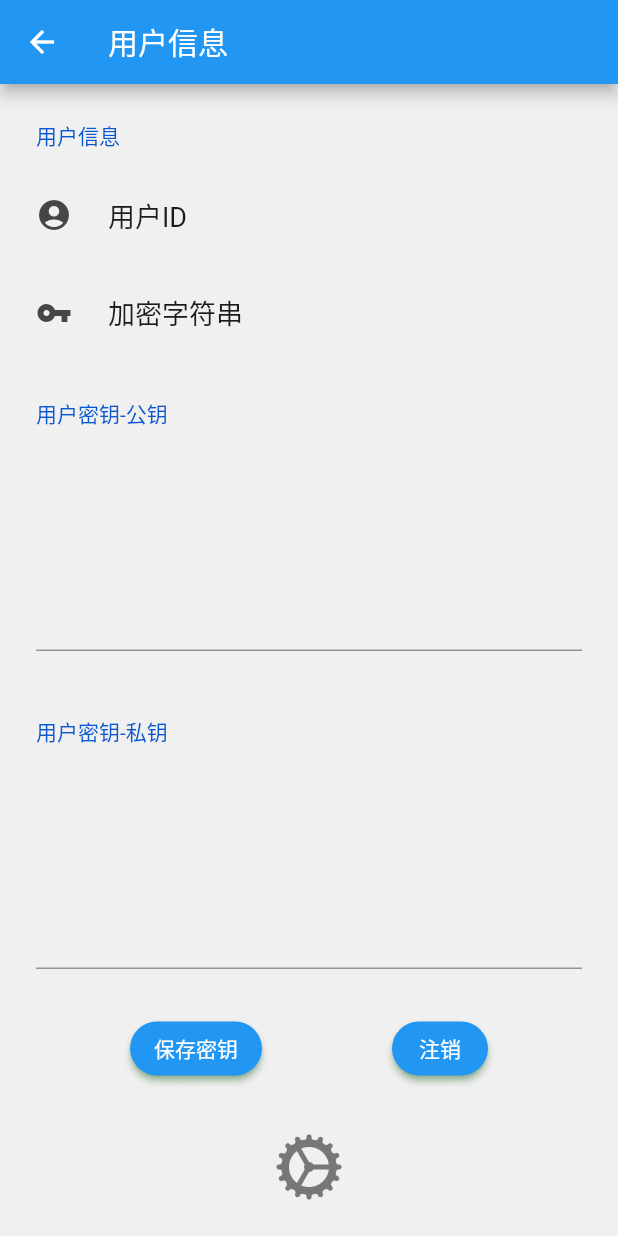
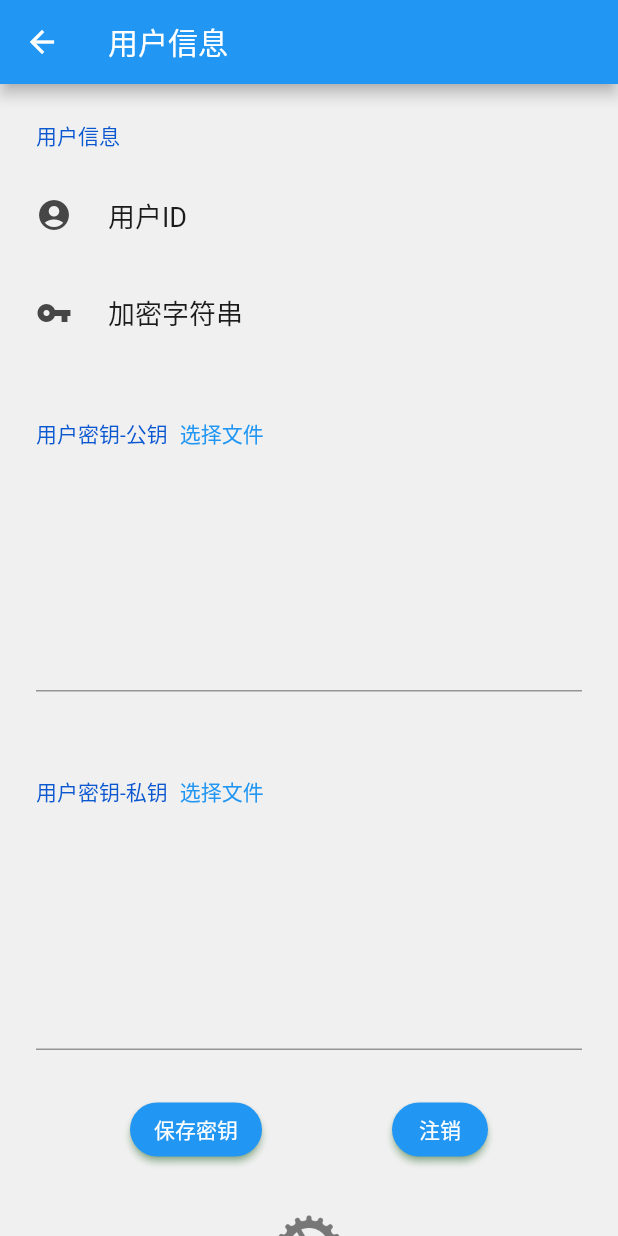
Before and after one commit to nufangqiangwei/syncWebDav, a Flutter app: the UserSettingPage screen opened by its route, on a phone screen of 412 x 824 dp. Run offline on Flutter 3.47's test engine with Material 2 defaults, Android fonts, the phone set to English and light mode, and no system bars; drawn by our look-alikes of settings_ui; our stand-ins replace dio, group_button, logger; missing offline and left inert: dart:html, encrypt, filesystem_picker, pointycastle, sqfentity, sqfentity_gen; accounts and stored records are empty; network calls fail; statements that could not run were skipped.

```diff
--- a/lib/common/Global.dart
+++ b/lib/common/Global.dart
@@ -42,8 +42,9 @@ class GlobalParams extends ChangeNotifier {
   }
 
   refreshWebSiteList() async {
-    _webSiteList = initWebSiteData;
-        // await WebSite().select().orderBy('id').toList();
+    _webSiteList =
+         await WebSite().select().orderBy('id').toList();
+    print("站点数${_webSiteList.length}");
   }
 
   getUserInfo() async {
@@ -67,6 +68,7 @@ class GlobalParams extends ChangeNotifier {
   }
 
   Future<bool> initAppConfig() async {
+    1/0;
     getUserInfo();
     getSyncWebInfo();
     await refreshWebSiteList();
--- a/lib/pages/setting.dart
+++ b/lib/pages/setting.dart
@@ -252,6 +252,20 @@ class _UserSettingPageState extends State<UserSettingPage> {
     promptDialog(context, "登录成功");
   }
 
+  selectFile()async{
+    final Directory rootPath = await getTemporaryDirectory();
+    print(rootPath);
+    String? path = await FilesystemPicker.open(
+      title: 'Open file',
+      context: context,
+      rootDirectory: rootPath,
+      fsType: FilesystemType.file,
+      allowedExtensions: ['.txt'],
+      fileTileSelectMode: FileTileSelectMode.wholeTile,
+    );
+    print(path);
+  }
+
   String showUserId() {
     int userId = Provider.of<GlobalParams>(context).userId;
     if (userId == -1) {
@@ -285,7 +299,12 @@ class _UserSettingPageState extends State<UserSettingPage> {
             ],
           ),
           SettingsSection(
-            title: const Text('用户密钥-公钥'),
+            title: Row(
+              children: [
+                const Text('用户密钥-公钥'),
+                TextButton(onPressed: (){ selectFile(); }, child: const Text("选择文件"))
+              ],
+            ) ,
             tiles: [
               SettingsTile(
                 title: TextField(
@@ -298,14 +317,22 @@ class _UserSettingPageState extends State<UserSettingPage> {
             ],
           ),
           SettingsSection(
-            title: const Text('用户密钥-私钥'),
+            title: Row(
+              children: [
+                const Text('用户密钥-私钥'),
+                TextButton(onPressed: (){
+                  selectFile();
+                }, child: const Text("选择文件"))
+              ],
+            ) ,
             tiles: [
               SettingsTile(
                 title: TextField(
                     controller: priController,
                     minLines: 5,
                     maxLines: 15,
-                    readOnly: globalParams.userId != -1),
+                    readOnly: globalParams.userId != -1,
+                ),
               )
             ],
           ),
@@ -373,8 +400,7 @@ class _DatabaseSettingPageState extends State<DatabaseSettingPage> {
     //     result.add(a);
     //   }
     // }
-
-    await WebSite.saveAll(webSiteList);
+    print(await WebSite().upsertAll(webSiteList));
     globalParams.refreshWebSiteList();
     showDialog(
         context: context,
--- a/lib/utils/initData.dart
+++ b/lib/utils/initData.dart
@@ -5,285 +5,245 @@ initDatabaseData() async {
 }
 
 List<WebSite> initWebSiteData = [
-  WebSite(
-      id: 1,
+  WebSite(id: 1,
       name: 'google',
-      icon: 'google',
-      url: 'google',
-      webKey: './ico/google.ico'),
-  WebSite(
-      id: 2,
+      icon: './ico/google.ico',
+      url: './ico/google.ico',
+      webKey: 'google'),
+  WebSite(id: 2,
       name: '腾讯',
-      icon: 'tx',
-      url: 'tx',
-      webKey: 'http://mat1.gtimg.com/www/icon/favicon2.ico'),
-  WebSite(
-      id: 3,
+      icon: 'http://mat1.gtimg.com/www/icon/favicon2.ico',
+      url: 'http://mat1.gtimg.com/www/icon/favicon2.ico',
+      webKey: 'tx'),
+  WebSite(id: 3,
       name: 'steam',
-      icon: 'steam',
-      url: 'steam',
-      webKey: 'https://store.steampowered.com/favicon.ico'),
-  WebSite(
-      id: 4,
+      icon: 'https://store.steampowered.com/favicon.ico',
+      url: 'https://store.steampowered.com/favicon.ico',
+      webKey: 'steam'),
+  WebSite(id: 4,
       name: 'github',
-      icon: 'github',
-      url: 'github',
-      webKey: './ico/github.ico'),
-  WebSite(
-      id: 5,
+      icon: './ico/github.ico',
+      url: './ico/github.ico',
+      webKey: 'github'),
+  WebSite(id: 5,
       name: 'bilibili',
-      icon: 'bilibili',
-      url: 'bilibili',
-      webKey: 'https://www.bilibili.com/favicon.ico'),
-  WebSite(
-      id: 6,
+      icon: 'https://www.bilibili.com/favicon.ico',
+      url: 'https://www.bilibili.com/favicon.ico',
+      webKey: 'bilibili'),
+  WebSite(id: 6,
       name: '豆瓣',
-      icon: 'douban',
-      url: 'douban',
-      webKey: 'https://book.douban.com/favicon.ico'),
-  WebSite(
-      id: 7,
+      icon: 'https://book.douban.com/favicon.ico',
+      url: 'https://book.douban.com/favicon.ico',
+      webKey: 'douban'),
+  WebSite(id: 7,
       name: '煎蛋',
-      icon: 'jiandan',
-      url: 'jiandan',
-      webKey: '//cdn.jandan.net/static/img/favicon.ico'),
-  WebSite(
-      id: 8,
+      icon: '//cdn.jandan.net/static/img/favicon.ico',
+      url: '//cdn.jandan.net/static/img/favicon.ico',
+      webKey: 'jiandan'),
+  WebSite(id: 8,
       name: '12306',
-      icon: '12306',
-      url: '12306',
-      webKey: 'https://kyfw.12306.cn/otn/images/favicon.ico'),
-  WebSite(
-      id: 9,
+      icon: 'https://kyfw.12306.cn/otn/images/favicon.ico',
+      url: 'https://kyfw.12306.cn/otn/images/favicon.ico',
+      webKey: '12306'),
+  WebSite(id: 9,
       name: '三大妈',
-      icon: '3dm',
-      url: '3dm',
-      webKey: 'https://www.3dmgame.com/favicon.ico'),
-  WebSite(
-      id: 10,
+      icon: 'https://www.3dmgame.com/favicon.ico',
+      url: 'https://www.3dmgame.com/favicon.ico',
+      webKey: '3dm'),
+  WebSite(id: 10,
       name: '百度网盘',
-      icon: 'baiduPan',
-      url: 'baiduPan',
-      webKey: 'https://pan.baidu.com/sns/ppres/static/images/favicon.ico'),
-  WebSite(
-      id: 11,
+      icon: 'https://pan.baidu.com/sns/ppres/static/images/favicon.ico',
+      url: 'https://pan.baidu.com/sns/ppres/static/images/favicon.ico',
+      webKey: 'baiduPan'),
+  WebSite(id: 11,
       name: '百度贴吧',
-      icon: 'baidutieba',
-      url: 'baidutieba',
-      webKey: 'http://tb1.bdstatic.com/tb/favicon.ico'),
-  WebSite(
-      id: 12,
+      icon: 'http://tb1.bdstatic.com/tb/favicon.ico',
+      url: 'http://tb1.bdstatic.com/tb/favicon.ico',
+      webKey: 'baidutieba'),
+  WebSite(id: 12,
       name: '学信网',
-      icon: 'chsi',
-      url: 'chsi',
-      webKey: 'https://account.chsi.com.cn/favicon.ico'),
-  WebSite(
-      id: 13,
+      icon: 'https://account.chsi.com.cn/favicon.ico',
+      url: 'https://account.chsi.com.cn/favicon.ico',
+      webKey: 'chsi'),
+  WebSite(id: 13,
       name: '当当网',
-      icon: 'dangdang',
-      url: 'dangdang',
-      webKey: 'http://shopping.dangdang.com/favicon.ico'),
-  WebSite(
-      id: 14,
+      icon: 'http://shopping.dangdang.com/favicon.ico',
+      url: 'http://shopping.dangdang.com/favicon.ico',
+      webKey: 'dangdang'),
+  WebSite(id: 14,
       name: '斗鱼',
-      icon: 'douyu',
-      url: 'douyu',
-      webKey: 'https://www.douyu.com/favicon.ico'),
-  WebSite(
-      id: 15,
+      icon: 'https://www.douyu.com/favicon.ico',
+      url: 'https://www.douyu.com/favicon.ico',
+      webKey: 'douyu'),
+  WebSite(id: 15,
       name: 'facebook',
-      icon: 'facebook',
-      url: 'facebook',
-      webKey: './ico/facebook.ico'),
-  WebSite(
-      id: 16,
+      icon: './ico/facebook.ico',
+      url: './ico/facebook.ico',
+      webKey: 'facebook'),
+  WebSite(id: 16,
       name: '码云',
-      icon: 'gitee',
-      url: 'gitee',
-      webKey: 'https://gitee.com/favicon.ico'),
-  WebSite(
-      id: 17,
+      icon: 'https://gitee.com/favicon.ico',
+      url: 'https://gitee.com/favicon.ico',
+      webKey: 'gitee'),
+  WebSite(id: 17,
       name: 'instagram',
-      icon: 'instagram',
-      url: 'instagram',
-      webKey: './ico/instagram.ico'),
-  WebSite(
-      id: 18,
+      icon: './ico/instagram.ico',
+      url: './ico/instagram.ico',
+      webKey: 'instagram'),
+  WebSite(id: 18,
       name: '京东',
-      icon: 'jd',
-      url: 'jd',
-      webKey: 'https://www.jd.com/favicon.ico'),
-  WebSite(
-      id: 19,
+      icon: 'https://www.jd.com/favicon.ico',
+      url: 'https://www.jd.com/favicon.ico',
+      webKey: 'jd'),
+  WebSite(id: 19,
       name: '力扣',
-      icon: 'leetcode',
-      url: 'leetcode',
-      webKey: 'https://leetcode-cn.com/favicon.ico'),
-  WebSite(
-      id: 20,
+      icon: 'https://leetcode-cn.com/favicon.ico',
+      url: 'https://leetcode-cn.com/favicon.ico',
+      webKey: 'leetcode'),
+  WebSite(id: 20,
       name: '米哈游',
-      icon: 'mihoyo',
-      url: 'mihoyo',
-      webKey:
-          'https://uploadstatic.mihoyo.com/bh3/upload/officialsites/202004/favicon_1588243960_6169.ico'),
-  WebSite(
-      id: 21,
+      icon: 'https://uploadstatic.mihoyo.com/bh3/upload/officialsites/202004/favicon_1588243960_6169.ico',
+      url: 'https://uploadstatic.mihoyo.com/bh3/upload/officialsites/202004/favicon_1588243960_6169.ico',
+      webKey: 'mihoyo'),
+  WebSite(id: 21,
       name: '原神',
-      icon: 'ys',
-      url: 'ys',
-      webKey: 'https://ys.mihoyo.com/main/favicon.ico'),
-  WebSite(
-      id: 22,
+      icon: 'https://ys.mihoyo.com/main/favicon.ico',
+      url: 'https://ys.mihoyo.com/main/favicon.ico',
+      webKey: 'ys'),
+  WebSite(id: 22,
       name: 'nc台服',
-      icon: 'nctw',
-      url: 'nctw',
-      webKey: 'https://tw.ncsoft.com/static/common/plaync.ico'),
-  WebSite(
-      id: 23,
+      icon: 'https://tw.ncsoft.com/static/common/plaync.ico',
+      url: 'https://tw.ncsoft.com/static/common/plaync.ico',
+      webKey: 'nctw'),
+  WebSite(id: 23,
       name: '牛客网',
-      icon: 'nowcoder',
-      url: 'nowcoder',
-      webKey: 'https://www.nowcoder.com/favicon.ico'),
-  WebSite(
-      id: 24,
+      icon: 'https://www.nowcoder.com/favicon.ico',
+      url: 'https://www.nowcoder.com/favicon.ico',
+      webKey: 'nowcoder'),
+  WebSite(id: 24,
       name: 'pinterest',
-      icon: 'pinterest',
-      url: 'pinterest',
-      webKey: './ico/pinterest.ico'),
-  WebSite(
-      id: 25,
+      icon: './ico/pinterest.ico',
+      url: './ico/pinterest.ico',
+      webKey: 'pinterest'),
+  WebSite(id: 25,
       name: 'p站',
-      icon: 'pixiv',
-      url: 'pixiv',
-      webKey: './ico/pixiv.ico'),
-  WebSite(
-      id: 26,
+      icon: './ico/pixiv.ico',
+      url: './ico/pixiv.ico',
+      webKey: 'pixiv'),
+  WebSite(id: 26,
       name: '汤不热',
-      icon: 'tumblr',
-      url: 'tumblr',
-      webKey: './ico/tumblr.ico'),
-  WebSite(
-      id: 27,
+      icon: './ico/tumblr.ico',
+      url: './ico/tumblr.ico',
+      webKey: 'tumblr'),
+  WebSite(id: 27,
       name: '推特',
-      icon: 'twitter',
-      url: 'twitter',
-      webKey: './ico/twitter.ico'),
-  WebSite(
-      id: 28,
+      icon: './ico/twitter.ico',
+      url: './ico/twitter.ico',
+      webKey: 'twitter'),
+  WebSite(id: 28,
       name: '微博',
-      icon: 'weibo',
-      url: 'weibo',
-      webKey: 'https://weibo.com/favicon.ico'),
-  WebSite(
-      id: 29,
+      icon: 'https://weibo.com/favicon.ico',
+      url: 'https://weibo.com/favicon.ico',
+      webKey: 'weibo'),
+  WebSite(id: 29,
       name: 'v2论坛',
-      icon: 'v2ex',
-      url: 'v2ex',
-      webKey: './ico/v2ex.ico'),
-  WebSite(
-      id: 30,
+      icon: './ico/v2ex.ico',
+      url: './ico/v2ex.ico',
+      webKey: 'v2ex'),
+  WebSite(id: 30,
       name: '小米',
-      icon: 'xiaomi',
-      url: 'xiaomi',
-      webKey: 'https://account.xiaomi.com/favicon.ico'),
-  WebSite(
-      id: 31,
+      icon: 'https://account.xiaomi.com/favicon.ico',
+      url: 'https://account.xiaomi.com/favicon.ico',
+      webKey: 'xiaomi'),
+  WebSite(id: 31,
       name: '宣城论坛',
-      icon: 'xuancheng',
-      url: 'xuancheng',
-      webKey: './ico/xuancheng.ico'),
-  WebSite(
-      id: 32,
+      icon: './ico/xuancheng.ico',
+      url: './ico/xuancheng.ico',
+      webKey: 'xuancheng'),
+  WebSite(id: 32,
       name: '智联',
-      icon: 'zhilian',
-      url: 'zhilian',
-      webKey: 'https://www.zhaopin.com/favicon.ico'),
-  WebSite(
-      id: 33,
+      icon: 'https://www.zhaopin.com/favicon.ico',
+      url: 'https://www.zhaopin.com/favicon.ico',
+      webKey: 'zhilian'),
+  WebSite(id: 33,
       name: '知乎',
-      icon: 'zhihu',
-      url: 'zhihu',
-      webKey: 'https://static.zhihu.com/heifetz/favicon.ico'),
-  WebSite(
-      id: 42,
+      icon: 'https://static.zhihu.com/heifetz/favicon.ico',
+      url: 'https://static.zhihu.com/heifetz/favicon.ico',
+      webKey: 'zhihu'),
+  WebSite(id: 42,
       name: 'a站',
-      icon: 'acfun',
-      url: 'acfun',
-      webKey: '//cdn.aixifan.com/ico/favicon.ico'),
-  WebSite(
-      id: 43,
+      icon: '//cdn.aixifan.com/ico/favicon.ico',
+      url: '//cdn.aixifan.com/ico/favicon.ico',
+      webKey: 'acfun'),
+  WebSite(id: 43,
       name: '163',
-      icon: '163mail',
-      url: '163mail',
-      webKey: 'https://mail.163.com/favicon.ico'),
-  WebSite(
-      id: 44,
+      icon: 'https://mail.163.com/favicon.ico',
+      url: 'https://mail.163.com/favicon.ico',
+      webKey: '163mail'),
+  WebSite(id: 44,
       name: '服务器',
-      icon: 'server',
-      url: 'server',
-      webKey: './ico/server.ico'),
-  WebSite(
-      id: 45,
+      icon: './ico/server.ico',
+      url: './ico/server.ico',
+      webKey: 'server'),
+  WebSite(id: 45,
       name: 'iccard',
-      icon: 'iccard',
-      url: 'iccard',
-      webKey: './ico/paypalobjects.ico'),
-  WebSite(
-      id: 46,
+      icon: './ico/paypalobjects.ico',
+      url: './ico/paypalobjects.ico',
+      webKey: 'iccard'),
+  WebSite(id: 46,
       name: 'ohttps',
-      icon: 'ohttps',
-      url: 'ohttps',
-      webKey: 'https://ohttps-static.wawoo.fun/favicon.ico'),
-  WebSite(
-      id: 47,
+      icon: 'https://ohttps-static.wawoo.fun/favicon.ico',
+      url: 'https://ohttps-static.wawoo.fun/favicon.ico',
+      webKey: 'ohttps'),
+  WebSite(id: 47,
       name: '七牛',
-      icon: 'qiniu',
-      url: 'qiniu',
-      webKey: 'https://sso.qiniu.com/asserts/favicon.ico'),
-  WebSite(
-      id: 48,
+      icon: 'https://sso.qiniu.com/asserts/favicon.ico',
+      url: 'https://sso.qiniu.com/asserts/favicon.ico',
+      webKey: 'qiniu'),
+  WebSite(id: 48,
       name: 'cgray翻墙',
-      icon: 'cgray',
-      url: 'cgray',
-      webKey: 'https://portal.cgray.net/favicon.ico'),
-  WebSite(
-      id: 49,
+      icon: 'https://portal.cgray.net/favicon.ico',
+      url: 'https://portal.cgray.net/favicon.ico',
+      webKey: 'cgray'),
+  WebSite(id: 49,
       name: 'hostinger vps服务商',
-      icon: 'hostinger',
-      url: 'hostinger',
-      webKey:
-          'https://assets.hostinger.com/images/favicons/favicon-97d9192479.ico'),
-  WebSite(
-      id: 50,
+      icon: 'https://assets.hostinger.com/images/favicons/favicon-97d9192479.ico',
+      url: 'https://assets.hostinger.com/images/favicons/favicon-97d9192479.ico',
+      webKey: 'hostinger'),
+  WebSite(id: 50,
       name: 'artstation',
-      icon: 'artstation',
-      url: 'artstation',
-      webKey: './ico/artstation.ico'),
-  WebSite(
-      id: 51,
+      icon: './ico/artstation.ico',
+      url: './ico/artstation.ico',
+      webKey: 'artstation'),
+  WebSite(id: 51,
       name: '东方航空',
-      icon: 'dfhk',
-      url: 'dfhk',
-      webKey: 'http://static-cdn.ceair.com/resource/images/AirlineLogo/mu.png'),
-  WebSite(id: 52, name: '交通部', icon: '123123', url: '123123', webKey: ''),
-  WebSite(
-      id: 55,
+      icon: 'http://static-cdn.ceair.com/resource/images/AirlineLogo/mu.png',
+      url: 'http://static-cdn.ceair.com/resource/images/AirlineLogo/mu.png',
+      webKey: 'dfhk'),
+  WebSite(id: 52,
+      name: '交通部',
+      icon: '',
+      url: '',
+      webKey: '123123'),
+  WebSite(id: 55,
       name: 'ucloud',
-      icon: 'ucloud',
-      url: 'ucloud',
-      webKey: 'https://www.ucloud.cn/favicon.ico?v=2021081001'),
-  WebSite(
-      id: 56,
+      icon: 'https://www.ucloud.cn/favicon.ico?v=2021081001',
+      url: 'https://www.ucloud.cn/favicon.ico?v=2021081001',
+      webKey: 'ucloud'),
+  WebSite(id: 56,
       name: 'unsplash',
-      icon: 'https://unsplash.com/apple-touch-icon.png',
-      url: 'https://unsplash.com/apple-touch-icon.png',
-      webKey: 'unsplash'),
-  WebSite(id: 57, name: '个税', icon: 'geshui', url: 'geshui', webKey: ''),
-  WebSite(
-      id: 58,
+      icon: 'unsplash',
+      url: 'unsplash',
+      webKey: 'https://unsplash.com/apple-touch-icon.png'),
+  WebSite(id: 57,
+      name: '个税',
+      icon: '',
+      url: '',
+      webKey: 'geshui'),
+  WebSite(id: 58,
       name: '阿里巴巴矢量图标库',
-      icon: 'iconfont',
-      url: 'iconfont',
-      webKey:
-          '//img.alicdn.com/imgextra/i2/O1CN01ZyAlrn1MwaMhqz36G_!!6000000001499-73-tps-64-64.ico'),
+      icon: '//img.alicdn.com/imgextra/i2/O1CN01ZyAlrn1MwaMhqz36G_!!6000000001499-73-tps-64-64.ico',
+      url: '//img.alicdn.com/imgextra/i2/O1CN01ZyAlrn1MwaMhqz36G_!!6000000001499-73-tps-64-64.ico',
+      webKey: 'iconfont'),
+
 ];
--- a/pubspec.yaml
+++ b/pubspec.yaml
@@ -48,7 +48,7 @@ dependencies:
   path_provider: ^2.0.11
   group_button: ^5.0.1
   flutter_staggered_grid_view: ^0.4.0-nullsafety.3
-
+  logger: ^1.1.0
 dev_dependencies:
   flutter_test:
     sdk: flutter
```
Also changed, not shown: lib/pages/index.dart (+50 -1 lines), lib/pages/newPasswordPage.dart (+17 -7 lines), lib/utils/log.dart (added, +33 -0 lines), pubspec.lock, 2 other files.
